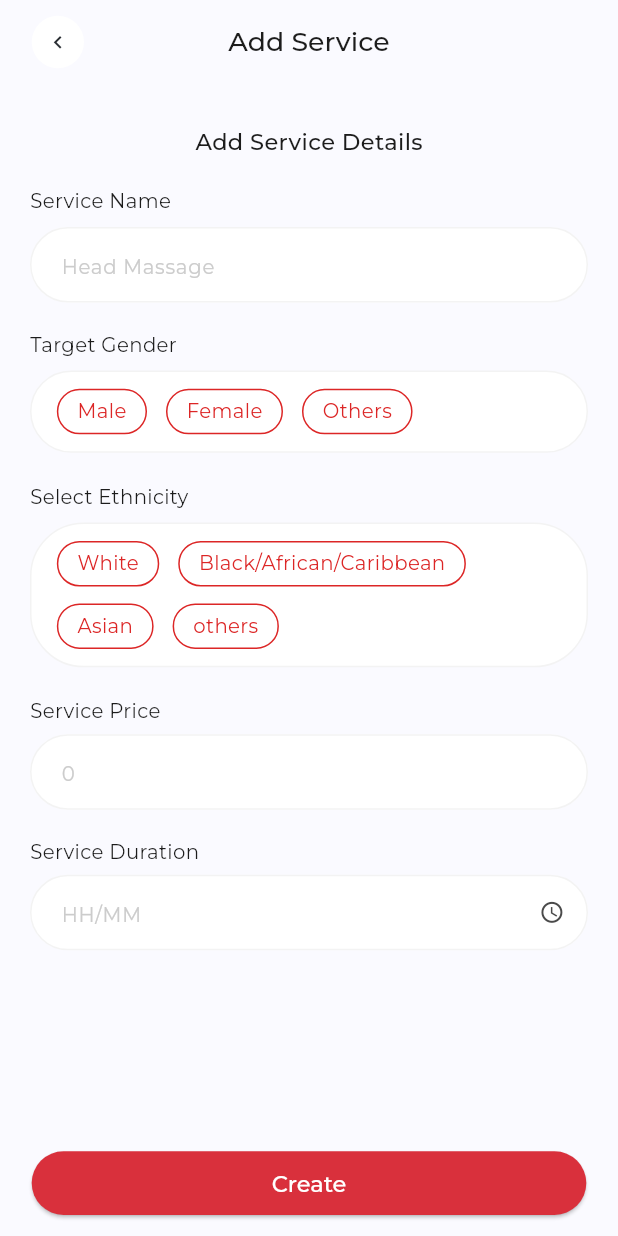
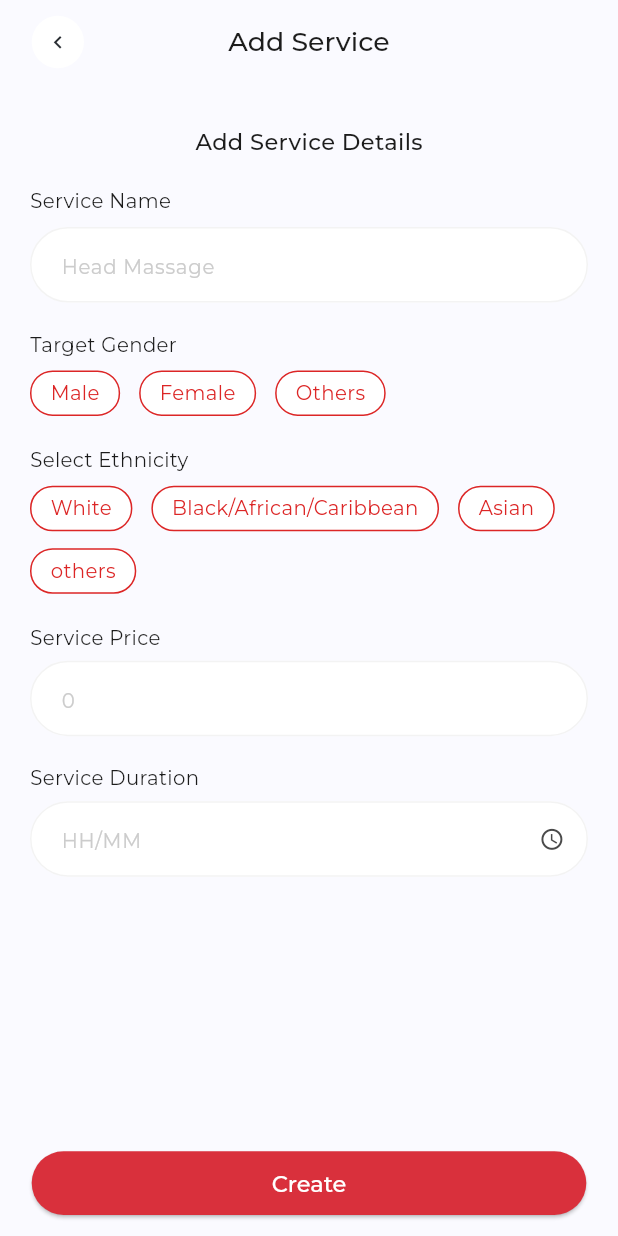
Before and after one commit to waleed-tafsol/beauty_near_sp, a Flutter app: the AddServiceScreen screen opened by its route, on a phone screen of 412 x 824 dp. Run offline on Flutter 3.47's test engine with Material 3 defaults, Android fonts, the phone set to English and light mode, and no system bars; our stand-ins replace dropdown_button2, fl_chart, flutter_screenutil, flutter_svg, get_it, google_fonts and 4 more; accounts and stored records are empty.

Commit message:
add Ethnicity

```diff
--- a/lib/screens/add_service_screen.dart
+++ b/lib/screens/add_service_screen.dart
@@ -36,10 +36,6 @@ class _AddServiceScreenState extends State<AddServiceScreen> {
           crossAxisAlignment: CrossAxisAlignment.start,
           children: [
             SizedBox(height: 30.h),
-            Expanded(
-              child: Column(
-                crossAxisAlignment: CrossAxisAlignment.start,
-                children: [
             Center(
               child: Text(
                 "Add Service Details",
@@ -50,6 +46,11 @@ class _AddServiceScreenState extends State<AddServiceScreen> {
                 ),
               ),
             ),
+            Expanded(
+              child: SingleChildScrollView(
+                child: Column(
+                  crossAxisAlignment: CrossAxisAlignment.start,
+                  children: [
                     SizedBox(height: 21.h),
                     Text(
                       "Service Name",
@@ -310,6 +311,7 @@ class _AddServiceScreenState extends State<AddServiceScreen> {
                   ],
                 ),
               ),
+            ),
           ],
         ),
       ),
@@ -376,14 +378,14 @@ class _MultiSelectTagFieldState extends State<MultiSelectTagField> {
   Widget build(BuildContext context) {
     return Container(
       width: double.infinity,
-      padding: EdgeInsets.symmetric(horizontal: 16.w, vertical: 12.h),
-      decoration: BoxDecoration(
-        border: Border.all(
-          color: widget.containerBorderColor ?? AppColors.strokeColor,
-        ),
-        borderRadius: BorderRadius.circular(widget.containerBorderRadius!.r),
-        color: Colors.white,
-      ),
+     // padding: EdgeInsets.symmetric(horizontal: 16.w, vertical: 12.h),
+     //  decoration: BoxDecoration(
+     //    border: Border.all(
+     //      color: widget.containerBorderColor ?? AppColors.strokeColor,
+     //    ),
+     //    borderRadius: BorderRadius.circular(widget.containerBorderRadius!.r),
+     //    color: Colors.white,
+     //  ),
       child: Wrap(
         spacing: 12.w,
         runSpacing: 12.h,
```
Lines whose indentation alone changed are shown as unchanged.
